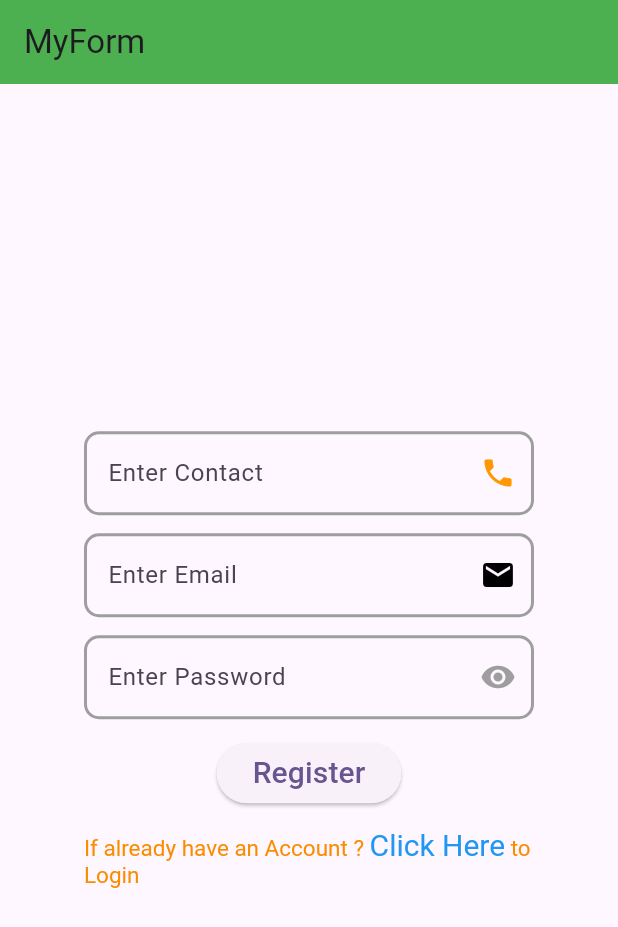
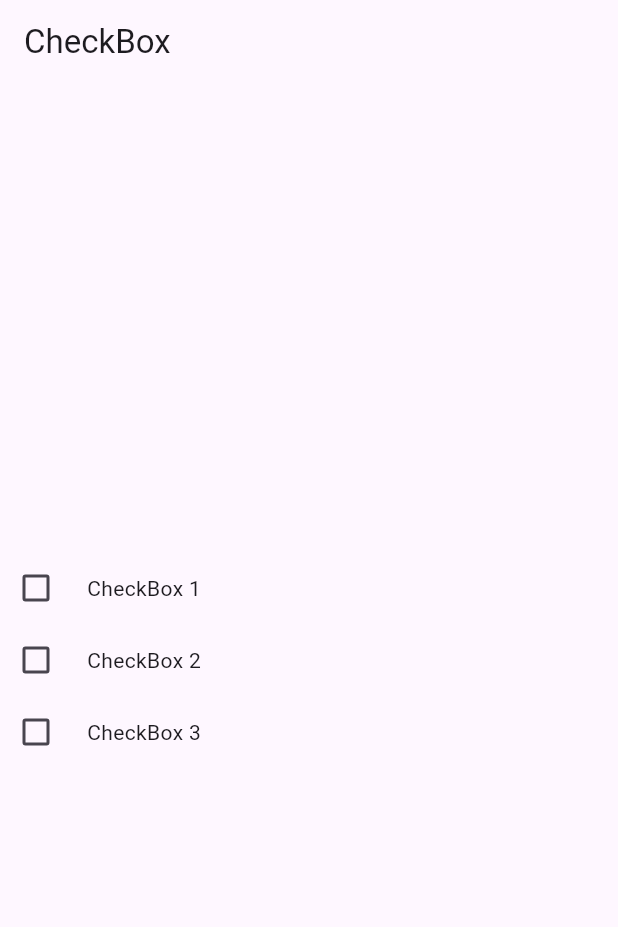
Before and after one commit to jay-java/Flutter-MWF-3-00-to-4-30, a Flutter app: the screen it shows after launch, on a phone screen of 412 x 824 dp. Shown: the top 927 px of the screen. Run offline on Flutter 3.47's test engine with Material 3 defaults, Android fonts, the light colour scheme and no system bars.

Commit message:
checkbox radio button

```diff
--- /dev/null
+++ b/first/lib/checkBoc.dart
@@ -0,0 +1,76 @@
+import 'package:flutter/material.dart';
+
+class MyCheckBox extends StatefulWidget {
+  const MyCheckBox({super.key});
+
+  @override
+  State<MyCheckBox> createState() => _MyCheckBoxState();
+}
+
+class _MyCheckBoxState extends State<MyCheckBox> {
+  bool checkBox1 = false;
+  bool checkBox2 = false;
+  bool checkBox3 = false;
+  @override
+  Widget build(BuildContext context) {
+
+    return MaterialApp(
+      home: Scaffold(
+        appBar: AppBar(
+          title: Text('CheckBox'),
+        ),
+        body: Column(
+          mainAxisAlignment: MainAxisAlignment.center,
+          crossAxisAlignment: CrossAxisAlignment.center,
+          children: [
+            Row(
+              children: [
+                Checkbox(
+                    value: checkBox1,
+                    onChanged: (value) {
+                      setState(() {
+                        checkBox1 = value!;
+                      });
+                    }),
+                SizedBox(
+                  width: 10,
+                ),
+                Text('CheckBox 1')
+              ],
+            ),
+            Row(
+              children: [
+                Checkbox(
+                    value: checkBox2,
+                    onChanged: (value) {
+                      setState(() {
+                        checkBox2 = value!;
+                      });
+                    }),
+                SizedBox(
+                  width: 10,
+                ),
+                Text('CheckBox 2')
+              ],
+            ),
+            Row(
+              children: [
+                Checkbox(
+                    value: checkBox3,
+                    onChanged: (value) {
+                      setState(() {
+                        checkBox3 = value!;
+                      });
+                    }),
+                SizedBox(
+                  width: 10,
+                ),
+                Text('CheckBox 3')
+              ],
+            ),
+          ],
+        ),
+      ),
+    );
+  }
+}
--- a/first/lib/main.dart
+++ b/first/lib/main.dart
@@ -1,6 +1,10 @@
+import 'package:first/radioListTile.dart';
+import 'package:first/radiobutton.dart';
 import 'package:first/splash_screen.dart';
 import 'package:first/stack_widget.dart';
 import 'package:flutter/material.dart';
+import 'checkBoc.dart';
+import 'checkListTile.dart';
 import 'container_widget.dart';
 import 'first.dart';
 import 'form.dart';
@@ -44,7 +48,7 @@ class MyApp extends StatelessWidget {
         colorScheme: ColorScheme.fromSeed(seedColor: Colors.deepPurple),
         useMaterial3: true,
       ),
-      home: const MyForm(),
+      home: const MyCheckBox(),
     );
   }
 }
--- a/first/lib/second_page.dart
+++ b/first/lib/second_page.dart
@@ -5,6 +5,7 @@ class MySecondPage extends StatelessWidget {
   String? contact;
   String? email;
   String? password;
+
   MySecondPage(
       {required this.name,
         required this.contact,
```
Also changed, not shown: first/lib/checkListTile.dart (added, +63 -0 lines), first/lib/radioListTile.dart (added, +77 -0 lines), first/lib/radiobutton.dart (added, +76 -0 lines).
